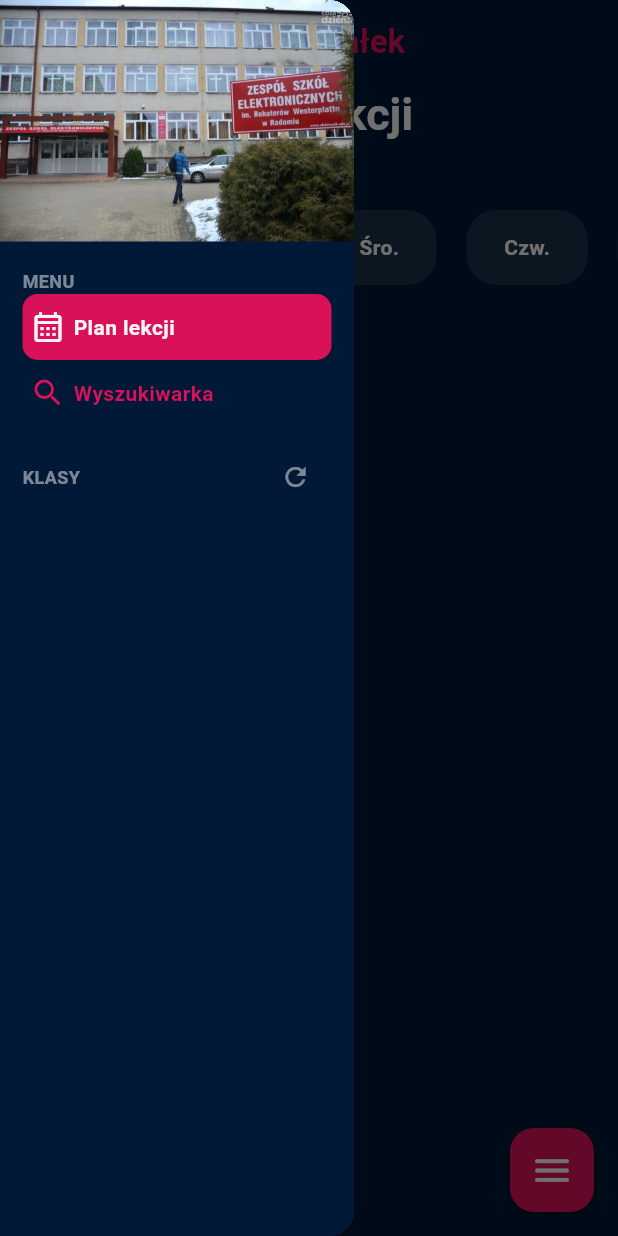
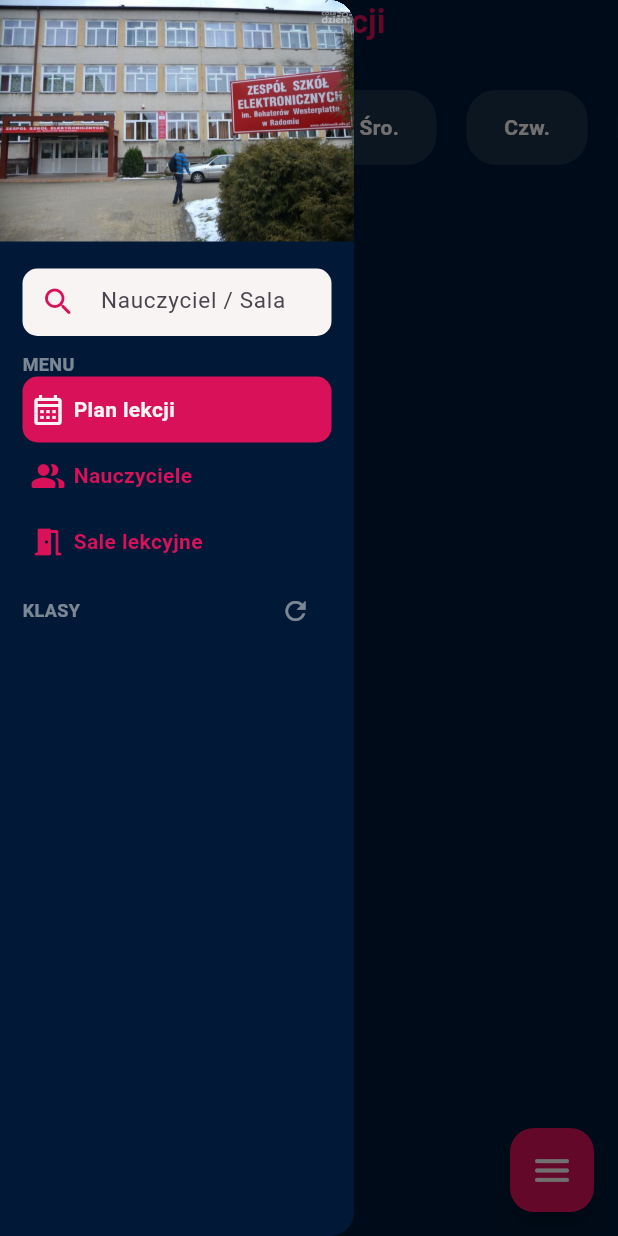
Before and after one commit to AdamPodymniak/PlanLekcjiElektronik, a Flutter app: the screen it shows after launch, in the side drawer, after a tap on the "refresh" icon, on a phone screen of 412 x 824 dp. Run offline on Flutter 3.47's test engine with Material 2 defaults, Android fonts, the phone set to English and light mode, and no system bars; our stand-ins replace go_router, shared_preferences; network calls fail.

Commit message:
Better Schedule Page UX, NavBar improvements

```diff
--- a/lib/main.dart
+++ b/lib/main.dart
@@ -29,7 +29,9 @@ class App extends StatelessWidget {
   Widget build(BuildContext context) {
     return MaterialApp.router(
       debugShowCheckedModeBanner: false,
-      theme: ThemeData(useMaterial3: true),
+      theme: ThemeData(
+        useMaterial3: true,
+      ),
       routerConfig: router,
     );
   }
--- a/lib/routes/schedule_page.dart
+++ b/lib/routes/schedule_page.dart
@@ -17,8 +17,7 @@ class SchedulePage extends StatefulWidget {
 }
 
 class _SchedulePageState extends State<SchedulePage> {
-  String? weekday;
-
+  int weekdayIndex = 0;
   List<String> weekdays = [
     "Poniedziałek",
     "Wtorek",
@@ -39,37 +38,28 @@ class _SchedulePageState extends State<SchedulePage> {
             shadowColor: Theming.bgColor,
             pinned: true,
             centerTitle: true,
-            expandedHeight: 110,
+            expandedHeight: 140,
             title: Text(
-              weekday != null
-                  ? weekday!
-                  : DateTime.now().weekday > 5
-                      ? weekdays[0]
-                      : weekdays[DateTime.now().weekday - 1],
+              widget.data.title!,
               style: const TextStyle(
                 color: Theming.primaryColor,
                 fontWeight: FontWeight.bold,
                 backgroundColor: Theming.bgColor,
               ),
             ),
-            flexibleSpace: FlexibleSpaceBar(
-              centerTitle: true,
-              title: Text(
-                widget.data.title!,
-                style: const TextStyle(
-                  color: Theming.whiteTone,
-                  fontSize: 20,
-                  fontWeight: FontWeight.bold,
-                ),
+            bottom: PreferredSize(
+              preferredSize: const Size.fromHeight(56),
+              child: WeekdayRow(
+                onSelect: (wd) {
+                  setState(() => weekdayIndex = wd);
+                },
               ),
             ),
           ),
-          WeekdayRow(
-            onSelect: (wd) {
-              setState(() => weekday = wd);
-            },
+          TimeList(
+            day: weekdays[DateTime.now().weekday > 5 ? weekdayIndex : DateTime.now().weekday - 1],
+            lessons: widget.data.lessonData,
           ),
-          TimeList(widget.data.lessonData),
         ],
       ),
     );
--- a/lib/utils/router.dart
+++ b/lib/utils/router.dart
@@ -1,10 +1,11 @@
 import 'package:flutter/material.dart';
 import 'package:go_router/go_router.dart';
-import 'package:plan_lekcji/webscrapper/scrapper.dart';
 
+import '../webscrapper/scrapper.dart';
 import '../widgets/scaffold_menu.dart';
 import '../routes/schedule_page.dart';
-import '../routes/browser_page.dart';
+import '../routes/teachers_page.dart';
+import '../routes/classrooms_page.dart';
 
 GoRouter router = GoRouter(
   initialLocation: '/',
@@ -28,12 +29,18 @@ GoRouter router = GoRouter(
           },
         ),
         GoRoute(
-          path: '/browser',
+          path: '/teachers',
           pageBuilder: (_, state) {
             return pageTransition(
               state: state,
-              childWidget: const BrowserPage(),
+              childWidget: const TeachersPage(),
             );
+          },
+        ),
+        GoRoute(
+          path: '/classrooms',
+          pageBuilder: (_, state) {
+            return pageTransition(state: state, childWidget: const ClassroomsPage());
           },
         ),
       ],
--- a/lib/webscrapper/scrapper.dart
+++ b/lib/webscrapper/scrapper.dart
@@ -12,7 +12,14 @@ class LessonData {
   String hour;
   String day;
 
-  LessonData({required this.name, this.classroom, this.teacher, this.className, required this.hour, required this.day});
+  LessonData({
+    required this.name,
+    this.classroom,
+    this.teacher,
+    this.className,
+    required this.hour,
+    required this.day,
+  });
 }
 
 class AllLessons {
@@ -31,7 +38,13 @@ class AllLessons {
         'type': type,
         'lessonData': List<dynamic>.from(
           lessonData.map(
-            (e) => {'name': e.name, 'classroom': e.classroom, 'teacher': e.teacher, 'hour': e.hour, 'day': e.day},
+            (e) => {
+              'name': e.name,
+              'classroom': e.classroom,
+              'teacher': e.teacher,
+              'hour': e.hour,
+              'day': e.day,
+            },
           ),
         ),
       };
@@ -53,7 +66,9 @@ Future<AllLessons?> extractSinglePageData(dynamic urlParam, String type) async {
 
       for (int i = 0; i < lessons.length - 1; i++) {
         if (i == 0) {
-          lesson2DList.add(lessons[i].querySelectorAll('tr > th').map((e) => e.innerHtml.trim()).toList());
+          lesson2DList.add(
+            lessons[i].querySelectorAll('tr > th').map((e) => e.innerHtml.trim()).toList(),
+          );
         } else {
           lesson2DList.add([
             lessons[i].querySelector('.nr')?.innerHtml.trim(),
@@ -179,7 +194,12 @@ Future<List<AllLessons>?> retrieveDataFromJSON() async {
       for (var ld in lesson['lessonData']) {
         lessonData.add(
           LessonData(
-              name: ld['name'], classroom: ld['classroom'], teacher: ld['teacher'], hour: ld['hour'], day: ld['day']),
+            name: ld['name'],
+            classroom: ld['classroom'],
+            teacher: ld['teacher'],
+            hour: ld['hour'],
+            day: ld['day'],
+          ),
         );
       }
       retrievedLessons.add(
--- a/lib/widgets/scaffold_menu.dart
+++ b/lib/widgets/scaffold_menu.dart
@@ -62,8 +62,8 @@ class _ScaffoldMenuState extends State<ScaffoldMenu> {
             children: [
               Theme(
                 data: ThemeData(dividerColor: Colors.transparent),
-                child: DrawerHeader(
-                  decoration: const BoxDecoration(
+                child: const DrawerHeader(
+                  decoration: BoxDecoration(
                     borderRadius: BorderRadius.only(
                       topRight: Radius.circular(15),
                     ),
@@ -72,10 +72,9 @@ class _ScaffoldMenuState extends State<ScaffoldMenu> {
                       fit: BoxFit.cover,
                     ),
                   ),
-                  child: Container(
+                  child: SizedBox(
                     height: 100,
                     width: double.infinity,
-                    decoration: const BoxDecoration(),
                   ),
                 ),
               ),
@@ -85,7 +84,37 @@ class _ScaffoldMenuState extends State<ScaffoldMenu> {
                   child: Column(
                     crossAxisAlignment: CrossAxisAlignment.start,
                     children: [
-                      const SizedBox(height: 10),
+                      Container(
+                        height: 45,
+                        width: MediaQuery.of(context).size.width - 100,
+                        margin: const EdgeInsets.symmetric(vertical: 10),
+                        decoration: BoxDecoration(
+                          color: Theming.whiteTone,
+                          borderRadius: BorderRadius.circular(10),
+                        ),
+                        child: const TextField(
+                          cursorColor: Theming.primaryColor,
+                          textAlignVertical: TextAlignVertical.center,
+                          decoration: InputDecoration(
+                            isDense: true,
+                            contentPadding: EdgeInsets.only(
+                              bottom: 3,
+                              right: 5,
+                            ),
+                            hintText: "Nauczyciel / Sala",
+                            hintStyle: TextStyle(fontSize: 15),
+                            prefixIcon: Padding(
+                              padding: EdgeInsets.zero,
+                              child: Icon(
+                                Icons.search_rounded,
+                                color: Theming.primaryColor,
+                                size: 24,
+                              ),
+                            ),
+                            border: InputBorder.none,
+                          ),
+                        ),
+                      ),
                       Text(
                         "MENU",
                         style: TextStyle(
@@ -102,11 +131,16 @@ class _ScaffoldMenuState extends State<ScaffoldMenu> {
                       ),
                       _menuItem(
                         1,
-                        caption: "Wyszukiwarka",
-                        icon: Icons.search_rounded,
-                        route: "/browser",
+                        caption: "Nauczyciele",
+                        icon: Icons.people_alt_rounded,
+                        route: "/teachers",
                       ),
-                      const SizedBox(height: 10),
+                      _menuItem(
+                        2,
+                        caption: "Sale lekcyjne",
+                        icon: Icons.meeting_room_rounded,
+                        route: "/classrooms",
+                      ),
                       Row(
                         mainAxisAlignment: MainAxisAlignment.spaceBetween,
                         children: [
@@ -119,8 +153,8 @@ class _ScaffoldMenuState extends State<ScaffoldMenu> {
                             ),
                           ),
                           IconButton(
-                            onPressed: () {
-                              extractAllData().then((val) {
+                            onPressed: () async {
+                              var val = await extractAllData();
                               var tempClasses = <Widget>[];
                               for (int i = 0; i < val.length; i++) {
                                 tempClasses.add(
@@ -129,9 +163,8 @@ class _ScaffoldMenuState extends State<ScaffoldMenu> {
                                     data: val[i],
                                   ),
                                 );
+                              }
                               setState(() => classes = tempClasses);
-                                }
-                              });
                             },
                             icon: Icon(
                               Icons.refresh,
@@ -225,7 +258,10 @@ class _ScaffoldMenuState extends State<ScaffoldMenu> {
               );
 
               //TODO fix it
-              setState(() => selectedClassIndex = index);
+              setState(() {
+                selectedClassIndex = index;
+                selectedMenuIndex = 0;
+              });
             },
             child: Text(
               data.title!,
--- a/lib/widgets/schedulepage/weekday_row.dart
+++ b/lib/widgets/schedulepage/weekday_row.dart
@@ -3,7 +3,7 @@ import 'package:flutter/material.dart';
 import '/utils/theming.dart';
 
 class WeekdayRow extends StatefulWidget {
-  final Function(String) onSelect;
+  final Function(int) onSelect;
   const WeekdayRow({required this.onSelect, super.key});
 
   @override
@@ -21,8 +21,7 @@ class _WeekdayRowState extends State<WeekdayRow> {
 
   @override
   Widget build(BuildContext context) {
-    return SliverToBoxAdapter(
-      child: Padding(
+    return Padding(
       padding: const EdgeInsets.symmetric(vertical: 30),
       child: SingleChildScrollView(
         scrollDirection: Axis.horizontal,
@@ -38,7 +37,6 @@ class _WeekdayRowState extends State<WeekdayRow> {
           ],
         ),
       ),
-      ),
     );
   }
 
@@ -49,7 +47,7 @@ class _WeekdayRowState extends State<WeekdayRow> {
     return GestureDetector(
       onTap: () {
         setState(() => selectedIndex = index);
-        widget.onSelect(caption);
+        widget.onSelect(selectedIndex);
       },
       child: AnimatedContainer(
         duration: const Duration(milliseconds: 200),
```
Also changed, not shown: lib/routes/browser_page.dart (deleted, +0 -27 lines), lib/routes/classrooms_page.dart (added, +14 -0 lines), lib/routes/teachers_page.dart (added, +99 -0 lines), lib/widgets/browserpage/searchbar.dart (deleted, +0 -68 lines), lib/widgets/schedulepage/time_list.dart (+12 -2 lines), pubspec.lock, pubspec.yaml (line endings or trailing spaces), 3 other files. Lines whose indentation alone changed are shown as unchanged.
